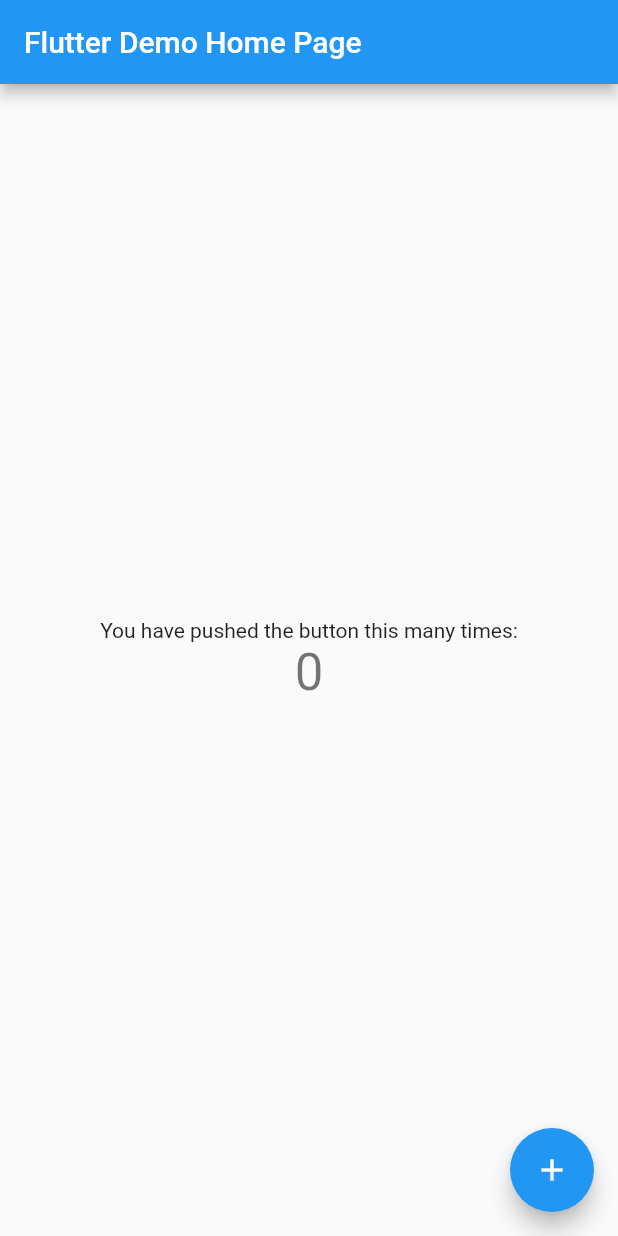
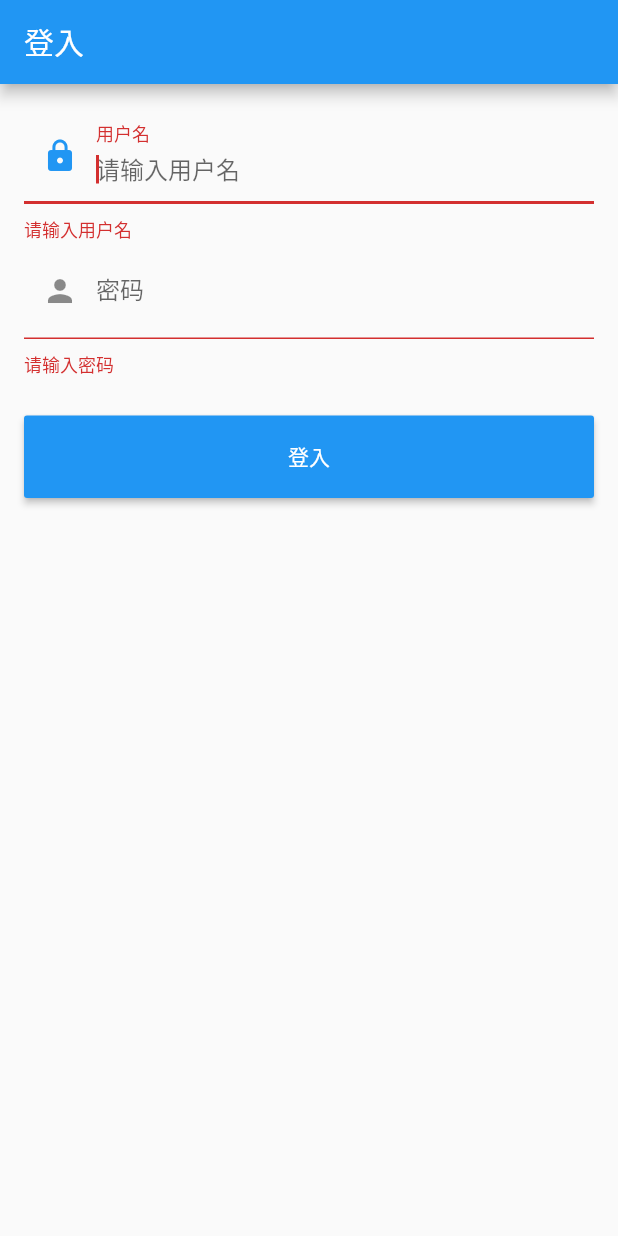
Before and after one commit to xingzjx/flutter_github, a Flutter app: the screen it shows after launch, on a phone screen of 412 x 824 dp. Run offline on Flutter 3.47's test engine with Material 2 defaults, Android fonts, the phone set to English and light mode, and no system bars.

```diff
--- a/lib/main.dart
+++ b/lib/main.dart
@@ -1,4 +1,7 @@
 import 'package:flutter/material.dart';
+import 'package:flutter_github/page/login_page.dart';
+
+import 'page/main_page.dart';
 
 void main() => runApp(MyApp());
 
@@ -9,103 +12,83 @@ class MyApp extends StatelessWidget {
     return MaterialApp(
       title: 'Flutter Demo',
       theme: ThemeData(
-        // This is the theme of your application.
-        //
-        // Try running your application with "flutter run". You'll see the
-        // application has a blue toolbar. Then, without quitting the app, try
-        // changing the primarySwatch below to Colors.green and then invoke
-        // "hot reload" (press "r" in the console where you ran "flutter run",
-        // or simply save your changes to "hot reload" in a Flutter IDE).
-        // Notice that the counter didn't reset back to zero; the application
-        // is not restarted.
         primarySwatch: Colors.blue,
       ),
-      home: MyHomePage(title: 'Flutter Demo Home Page'),
+      home: MyHomePage(),
     );
   }
 }
 
 class MyHomePage extends StatefulWidget {
-  MyHomePage({Key key, this.title}) : super(key: key);
-
-  // This widget is the home page of your application. It is stateful, meaning
-  // that it has a State object (defined below) that contains fields that affect
-  // how it looks.
-
-  // This class is the configuration for the state. It holds the values (in this
-  // case the title) provided by the parent (in this case the App widget) and
-  // used by the build method of the State. Fields in a Widget subclass are
-  // always marked "final".
-
-  final String title;
-
   @override
   _MyHomePageState createState() => _MyHomePageState();
 }
 
 class _MyHomePageState extends State<MyHomePage> {
-  int _counter = 0;
-
-  void _incrementCounter() {
-    setState(() {
-      // This call to setState tells the Flutter framework that something has
-      // changed in this State, which causes it to rerun the build method below
-      // so that the display can reflect the updated values. If we changed
-      // _counter without calling setState(), then the build method would not be
-      // called again, and so nothing would appear to happen.
-      _counter++;
-    });
-  }
+  GlobalKey _formKey = new GlobalKey<FormState>();
 
   @override
   Widget build(BuildContext context) {
-    // This method is rerun every time setState is called, for instance as done
-    // by the _incrementCounter method above.
-    //
-    // The Flutter framework has been optimized to make rerunning build methods
-    // fast, so that you can just rebuild anything that needs updating rather
-    // than having to individually change instances of widgets.
     return Scaffold(
       appBar: AppBar(
         // Here we take the value from the MyHomePage object that was created by
         // the App.build method, and use it to set our appbar title.
-        title: Text(widget.title),
+        title: Text("登入"),
       ),
-      body: Center(
-        // Center is a layout widget. It takes a single child and positions it
-        // in the middle of the parent.
+      body: Padding(
+        padding: const EdgeInsets.all(16.0),
+        child: Form(
+          key: _formKey,
+          autovalidate: true,
           child: Column(
-          // Column is also a layout widget. It takes a list of children and
-          // arranges them vertically. By default, it sizes itself to fit its
-          // children horizontally, and tries to be as tall as its parent.
-          //
-          // Invoke "debug painting" (press "p" in the console, choose the
-          // "Toggle Debug Paint" action from the Flutter Inspector in Android
-          // Studio, or the "Toggle Debug Paint" command in Visual Studio Code)
-          // to see the wireframe for each widget.
-          //
-          // Column has various properties to control how it sizes itself and
-          // how it positions its children. Here we use mainAxisAlignment to
-          // center the children vertically; the main axis here is the vertical
-          // axis because Columns are vertical (the cross axis would be
-          // horizontal).
-          mainAxisAlignment: MainAxisAlignment.center,
             children: <Widget>[
-            Text(
-              'You have pushed the button this many times:',
+              TextFormField(
+                  autofocus: true,
+                  // controller: _unameController,
+                  decoration: InputDecoration(
+                    labelText: "用户名",
+                    hintText: "请输入用户名",
+                    prefixIcon: Icon(Icons.lock),
                   ),
-            Text(
-              '$_counter',
-              style: Theme.of(context).textTheme.display1,
+                  // 校验用户名（不能为空）
+                  validator: (v) {
+                    return v.trim().isNotEmpty ? null : "请输入用户名";
+                  }),
+              TextFormField(
+                  autofocus: true,
+                  // controller: _unameController,
+                  decoration: InputDecoration(
+                    labelText: "密码",
+                    hintText: "请输入密码",
+                    prefixIcon: Icon(Icons.person),
+                  ),
+                  // 校验用户名（不能为空）
+                  validator: (v) {
+                    return v.trim().isNotEmpty ? null : "请输入密码";
+                  }),
+              Padding(
+                padding: const EdgeInsets.only(top: 25),
+                child: ConstrainedBox(
+                  constraints: BoxConstraints.expand(height: 55.0),
+                  child: RaisedButton(
+                    color: Theme.of(context).primaryColor,
+                    onPressed: _onLogin,
+                    textColor: Colors.white,
+                    child: Text("登入"),
+                  ),
+                ),
               ),
             ],
           ),
         ),
-      floatingActionButton: FloatingActionButton(
-        onPressed: _incrementCounter,
-        tooltip: 'Increment',
-        child: Icon(Icons.add),
       ), // This trailing comma makes auto-formatting nicer for build methods.
     );
   }
+
+  void _onLogin() {
+    print("登入===============111=");
+    Navigator.push(context, MaterialPageRoute(builder: (context) {
+      return MainPage();
+    }));
   }
+}
```
Also changed, not shown: lib/page/home_page.dart (added, +27 -0 lines), lib/page/login_page.dart (+10 -5 lines), lib/page/main_page.dart (added, +64 -0 lines), lib/page/my_page.dart (added, +27 -0 lines), lib/page/recommend_page.dart (added, +27 -0 lines), pubspec.yaml (+8 -28 lines), fonts/iconfont.ttf (added), imgs/avatar-default.png (added), imgs/logo_dark.png (added), imgs/logo_light.png (added). Lines whose indentation alone changed are shown as unchanged.
